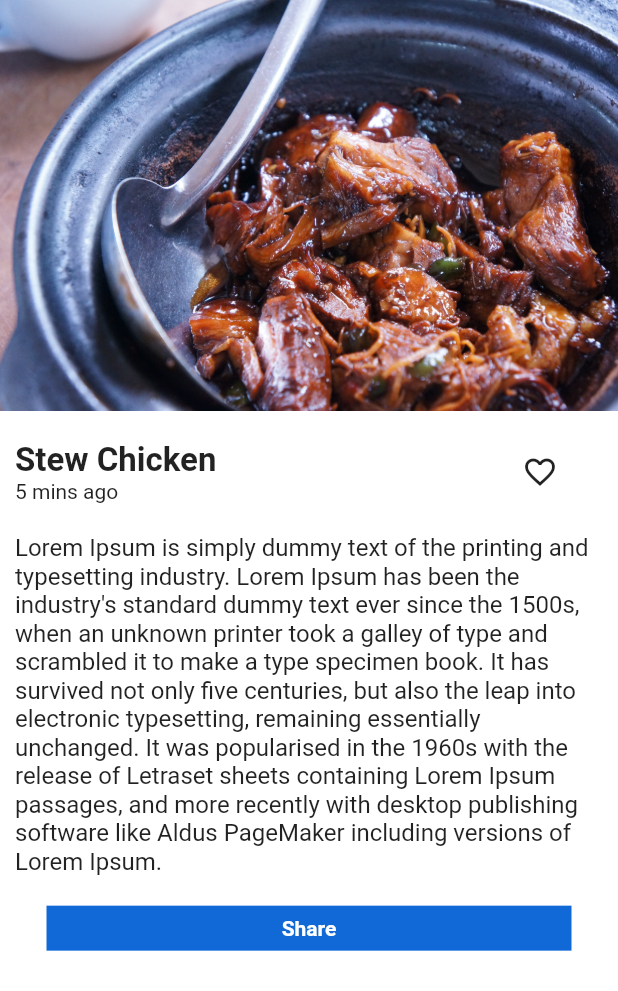
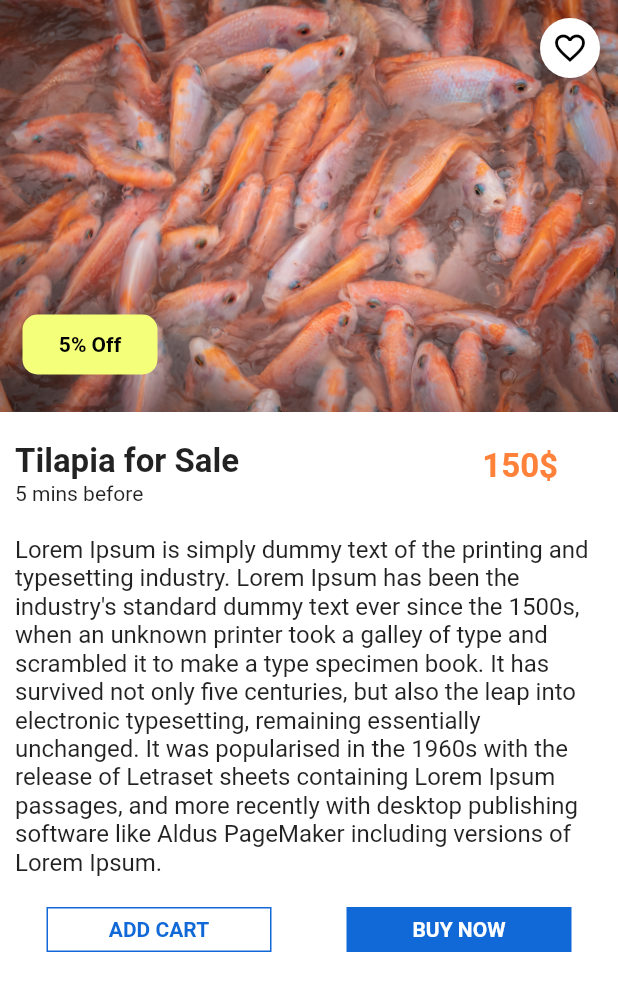
Before and after one commit to CesarPerez-Ksquare/UI_designTask, a Flutter app: the screen it shows after launch, on a phone screen of 412 x 824 dp. Shown: the top 991 px of the screen. Run offline on Flutter 3.47's test engine with Material 2 defaults, Android fonts, the phone set to English and light mode, and no system bars.

Commit message:
UI Design

```diff
--- a/ui_design/lib/main.dart
+++ b/ui_design/lib/main.dart
@@ -1,5 +1,5 @@
 import 'package:flutter/material.dart';
-import 'package:ui_design/screens/practice_15.dart';
+import 'package:ui_design/screens/practice_20.dart';
 
 void main() {
   runApp(const MyApp());
@@ -14,7 +14,7 @@ class MyApp extends StatelessWidget {
     return MaterialApp(
       debugShowCheckedModeBanner: false,
       title: 'UI - Design Task',
-      home: const Practice15(),
+      home: const Practice20(),
     );
   }
 }
--- a/ui_design/lib/screens/practice_15.dart
+++ b/ui_design/lib/screens/practice_15.dart
@@ -14,11 +14,11 @@ class Practice15 extends StatelessWidget {
           child: Column(
             children: [
               Align(
-                alignment: Alignment.topCenter,
-                child: Container(
-                  child: Expanded(child: Image.asset('images/food.jpg')),
-                ),
-              ),
+                  alignment: Alignment.topCenter,
+                  child: Image.asset(
+                    'images/food.jpg',
+                    fit: BoxFit.cover,
+                  )),
               Row(
                 mainAxisAlignment: MainAxisAlignment.spaceBetween,
                 children: [
--- /dev/null
+++ b/ui_design/lib/screens/practice_20.dart
@@ -0,0 +1,145 @@
+import 'package:flutter/material.dart';
+
+class Practice20 extends StatelessWidget {
+  const Practice20({super.key});
+
+  @override
+  Widget build(BuildContext context) {
+    return Scaffold(
+      backgroundColor: Colors.white,
+      body: Container(
+          height: 700,
+          width: 500,
+          color: Colors.white,
+          child: Column(
+            children: [
+              Align(
+                alignment: Alignment.topCenter,
+                child: Stack(children: [
+                  Image.asset(
+                    'images/fish.jpg',
+                    fit: BoxFit.cover,
+                  ),
+                  const Padding(
+                    padding: EdgeInsets.all(12.0),
+                    child: Align(
+                      alignment: Alignment.topRight,
+                      child: CircleAvatar(
+                          backgroundColor: Colors.white,
+                          child: Icon(
+                            Icons.favorite_border_outlined,
+                            color: Colors.black,
+                          )),
+                    ),
+                  ),
+                  Positioned(
+                    bottom: 10,
+                    child: Padding(
+                      padding: const EdgeInsets.all(15.0),
+                      child: Container(
+                        height: 40,
+                        width: 90,
+                        decoration: BoxDecoration(
+                            color: const Color(0xFFf4ff7a),
+                            borderRadius: BorderRadius.circular(10)),
+                        child: const Center(
+                          child: Padding(
+                            padding: EdgeInsets.all(10.0),
+                            child: Text("5% Off",
+                                style: TextStyle(
+                                    color: Colors.black,
+                                    fontWeight: FontWeight.bold)),
+                          ),
+                        ),
+                      ),
+                    ),
+                  )
+                ]),
+              ),
+              Row(
+                mainAxisAlignment: MainAxisAlignment.spaceBetween,
+                children: [
+                  Container(
+                    margin: const EdgeInsets.fromLTRB(10, 20, 0, 10),
+                    child: Column(
+                      mainAxisAlignment: MainAxisAlignment.start,
+                      crossAxisAlignment: CrossAxisAlignment.start,
+                      children: const [
+                        Text(
+                          'Tilapia for Sale',
+                          style: TextStyle(
+                              fontSize: 22, fontWeight: FontWeight.bold),
+                        ),
+                        Text('5 mins before'),
+                      ],
+                    ),
+                  ),
+                  Container(
+                      margin: const EdgeInsets.fromLTRB(0, 10, 40, 10),
+                      child: const Text(
+                        "150\$",
+                        style: TextStyle(
+                            fontSize: 22,
+                            color: Color(0xFFff813a),
+                            fontWeight: FontWeight.bold),
+                      )),
+                ],
+              ),
+              Container(
+                margin: const EdgeInsets.fromLTRB(10, 10, 10, 5),
+                child: const Text(
+                  "Lorem Ipsum is simply dummy text of the printing and typesetting industry. Lorem Ipsum has been the industry's standard dummy text ever since the 1500s, when an unknown printer took a galley of type and scrambled it to make a type specimen book. It has survived not only five centuries, but also the leap into electronic typesetting, remaining essentially unchanged. It was popularised in the 1960s with the release of Letraset sheets containing Lorem Ipsum passages, and more recently with desktop publishing software like Aldus PageMaker including versions of Lorem Ipsum.",
+                  textAlign: TextAlign.start,
+                  style: TextStyle(fontSize: 16),
+                ),
+              ),
+              const SizedBox(height: 15),
+              Row(
+                mainAxisAlignment: MainAxisAlignment.center,
+                children: [
+                  SizedBox(
+                    height: 30,
+                    width: 150,
+                    child: ElevatedButton(
+                        style: ButtonStyle(
+                            backgroundColor:
+                                MaterialStateProperty.all<Color>(Colors.white),
+                            elevation: MaterialStateProperty.all(0),
+                            side: MaterialStateProperty.all<BorderSide>(
+                                const BorderSide(
+                                    width: 1.0, color: Color(0xFF1169d7))),
+                            shape: MaterialStateProperty.all<OutlinedBorder>(
+                                const RoundedRectangleBorder())),
+                        onPressed: () {},
+                        child: const Text(
+                          'ADD CART',
+                          style: TextStyle(
+                              color: Color(0xFF1169d7),
+                              fontWeight: FontWeight.bold),
+                        )),
+                  ),
+                  const SizedBox(width: 50),
+                  SizedBox(
+                    height: 30,
+                    width: 150,
+                    child: ElevatedButton(
+                        style: ButtonStyle(
+                            backgroundColor: MaterialStateProperty.all<Color>(
+                                const Color(0xFF1169d7)),
+                            elevation: MaterialStateProperty.all(0),
+                            shape: MaterialStateProperty.all<OutlinedBorder>(
+                                const RoundedRectangleBorder())),
+                        onPressed: () {},
+                        child: const Text(
+                          'BUY NOW',
+                          style: TextStyle(
+                              color: Colors.white, fontWeight: FontWeight.bold),
+                        )),
+                  ),
+                ],
+              )
+            ],
+          )),
+    );
+  }
+}
```
Also changed, not shown: ui_design/images/fish.jpg (added), 1 other file.
